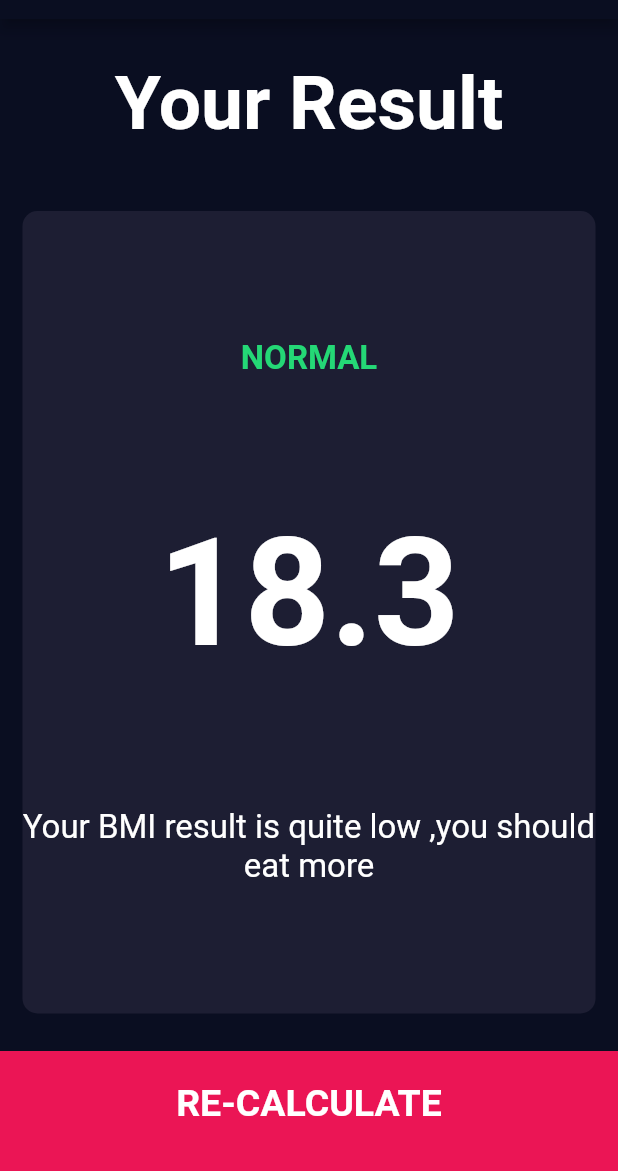
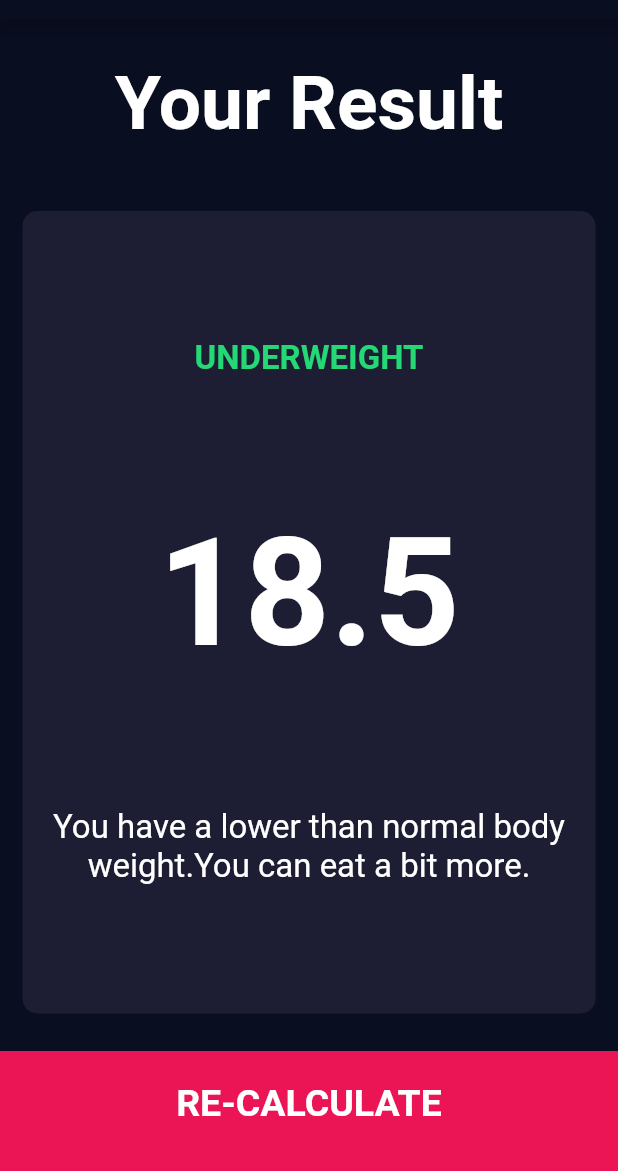
Before and after one commit to goyalh4164/BMI_CALCULATOR, a Flutter app: the screen it shows after launch, after a tap on "CALCULATE", on a phone screen of 412 x 824 dp, the part 65-1236 px from its top. Run offline on Flutter 3.47's test engine with Material 2 defaults, Android fonts, the phone set to English and light mode, and no system bars; our stand-ins replace font_awesome_flutter.

Commit message:
Completed the calculation and all the final touches..hence nice journey till here and wish same for further

```diff
--- /dev/null
+++ b/lib/calculator_brain.dart
@@ -0,0 +1,33 @@
+import 'dart:math';
+
+class CalculatorBrain {
+  CalculatorBrain({required this.weight, required this.height});
+  final int height;
+  final int weight;
+  //very useful privitization
+  double _bmi = 0;
+  String calculateBMI() {
+    _bmi = weight / pow(height / 100, 2);
+    return (_bmi.toStringAsFixed(1));
+  }
+
+  String getResult() {
+    if (_bmi >= 25) {
+      return "Overweight";
+    } else if (_bmi > 18.5) {
+      return "Normal";
+    } else {
+      return "Underweight";
+    }
+  }
+
+  String getInterpretation() {
+    if (_bmi >= 25) {
+      return "You have a higher than normal body weight.try to exercise more.";
+    } else if (_bmi > 18.5) {
+      return "You have a normal body weight .Good job!";
+    } else {
+      return "You have a lower than normal body weight.You can eat a bit more.";
+    }
+  }
+}
--- a/lib/input_page.dart
+++ b/lib/input_page.dart
@@ -5,6 +5,7 @@ import 'icon_content.dart';
 import 'reusable_card.dart';
 import 'Constants.dart';
 import 'results_page.dart';
+import 'calculator_brain.dart';
 
 enum Gender {
   male,
@@ -246,10 +247,19 @@ class _InputPageState extends State<InputPage> {
           ),
           GestureDetector(
             onTap: () {
+              //Calculating tha value
+              CalculatorBrain calc =
+                  CalculatorBrain(height: height, weight: weight);
+
               Navigator.push(
                 context,
                 MaterialPageRoute(
-                  builder: (context) => const ResultsPage(),
+                  //now passing the property to the next page by using the next page constructor
+                  builder: (context) => ResultsPage(
+                    bmiResult: calc.getResult(),
+                    interpretation: calc.getInterpretation(),
+                    resultText: calc.calculateBMI(),
+                  ),
                 ),
               );
             },
--- a/lib/results_page.dart
+++ b/lib/results_page.dart
@@ -4,8 +4,13 @@ import 'package:flutter/material.dart';
 import 'Constants.dart';
 
 class ResultsPage extends StatelessWidget {
-  const ResultsPage({Key? key}) : super(key: key);
-
+  ResultsPage(
+      {required this.bmiResult,
+      required this.interpretation,
+      required this.resultText});
+  final String bmiResult;
+  final String resultText;
+  final String interpretation;
   @override
   Widget build(BuildContext context) {
     return Scaffold(
@@ -37,15 +42,15 @@ class ResultsPage extends StatelessWidget {
                 crossAxisAlignment: CrossAxisAlignment.center,
                 children: [
                   Text(
-                    "NORMAL",
+                    bmiResult.toUpperCase(),
                     style: kResultTextStyle,
                   ),
                   Text(
-                    "18.3",
+                    resultText,
                     style: kBMITextStyle,
                   ),
                   Text(
-                    "Your BMI result is quite low ,you should eat more",
+                    interpretation,
                     style: kBodyTextStyle,
                     textAlign: TextAlign.center,
                   ),
```
